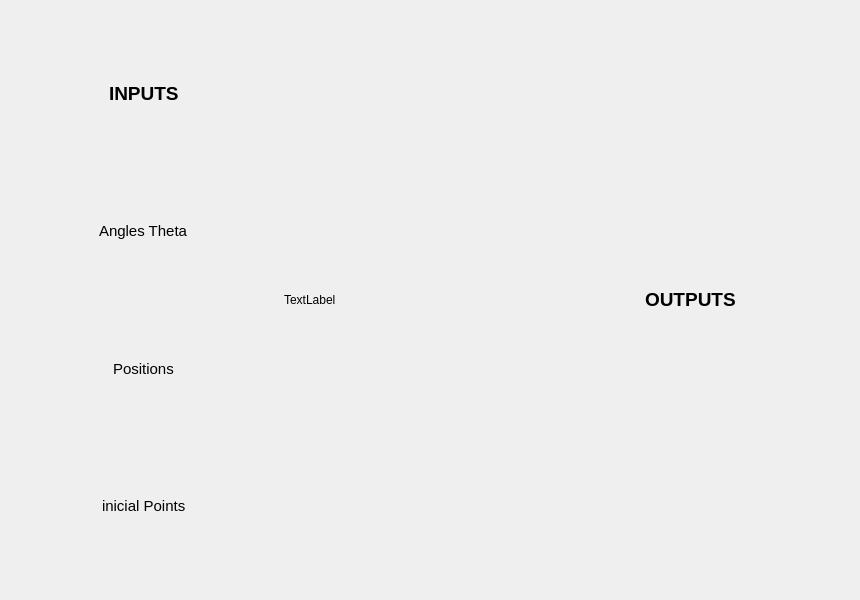
Before: the Qt Designer form gui/uis/pages/main_pages.ui in Bharuck/Proyecto_TMM, drawn with Qt 5.
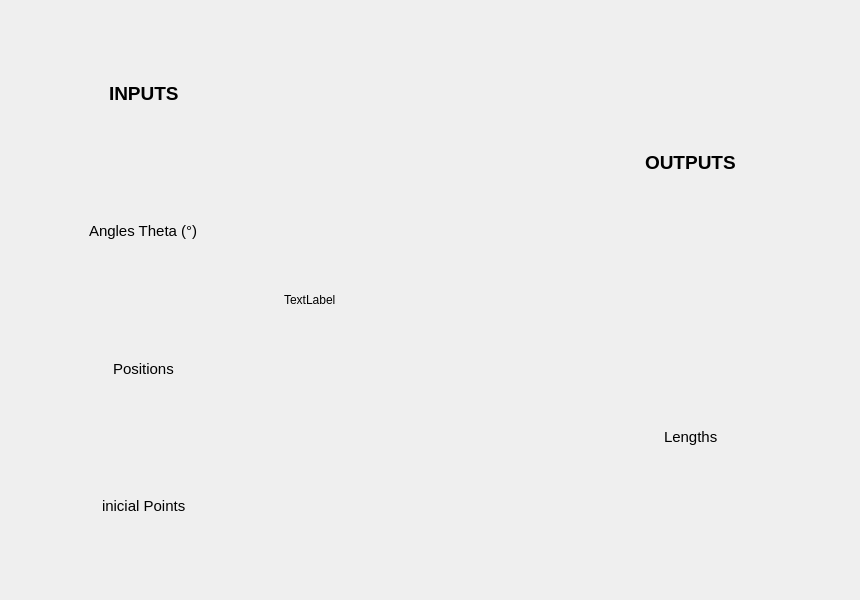
After: the same form once the commit is applied.

Diff of the .ui file:
```diff
--- a/gui/uis/pages/main_pages.ui
+++ b/gui/uis/pages/main_pages.ui
@@ -206,7 +206,7 @@
              <item alignment="Qt::AlignHCenter">
               <widget class="QLabel" name="label_5">
                <property name="text">
-                <string>&lt;html&gt;&lt;head/&gt;&lt;body&gt;&lt;p&gt;&lt;span style=&quot; font-size:11pt;&quot;&gt;Angles Theta&lt;/span&gt;&lt;/p&gt;&lt;/body&gt;&lt;/html&gt;</string>
+                <string>&lt;html&gt;&lt;head/&gt;&lt;body&gt;&lt;p&gt;&lt;span style=&quot; font-size:11pt;&quot;&gt;Angles Theta (°)&lt;/span&gt;&lt;/p&gt;&lt;/body&gt;&lt;/html&gt;</string>
                </property>
               </widget>
              </item>
@@ -325,8 +325,12 @@
              <item>
               <layout class="QHBoxLayout" name="input1_layout_9"/>
              </item>
-             <item>
-              <layout class="QHBoxLayout" name="input1_layout_10"/>
+             <item alignment="Qt::AlignHCenter">
+              <widget class="QLabel" name="label_8">
+               <property name="text">
+                <string>&lt;html&gt;&lt;head/&gt;&lt;body&gt;&lt;p&gt;&lt;span style=&quot; font-size:11pt;&quot;&gt;Lengths&lt;/span&gt;&lt;/p&gt;&lt;/body&gt;&lt;/html&gt;</string>
+               </property>
+              </widget>
              </item>
              <item>
               <layout class="QHBoxLayout" name="input1_layout_11"/>
```
Left out of the diff: 10 changed lines with no effect on the pictures.
